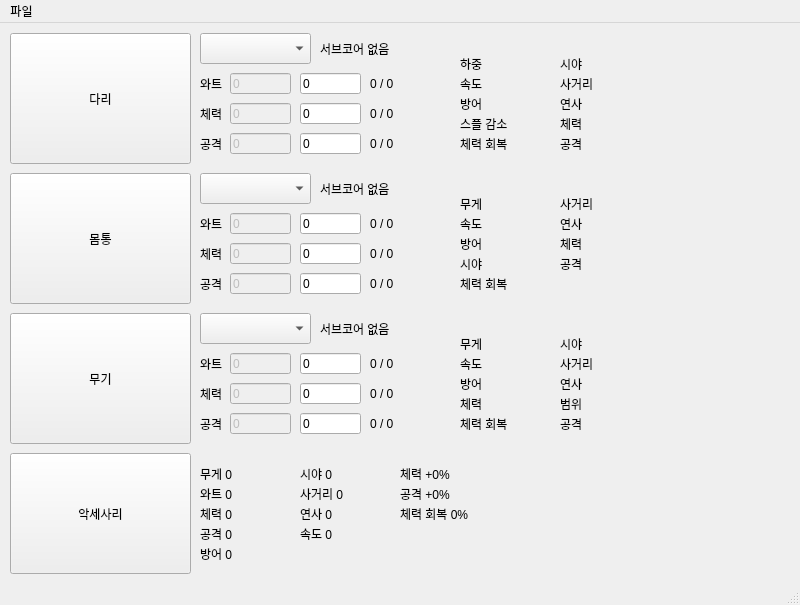
Above: calculator.ui from ThunderVolt45/Nova-Parts-Calculator-Python before the change. Below: the same form after it.
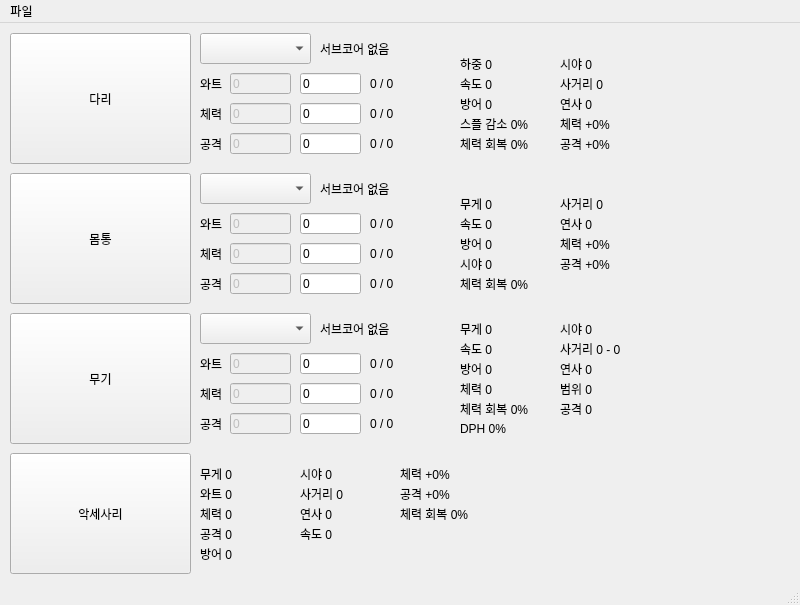
That is the form after the change.

Commit message: modified:   JSON/parts_weapon.json modified:   calculator.py modified:   calculator.ui modified:   partSelector.py

Patch:
```diff
--- a/calculator.ui
+++ b/calculator.ui
@@ -773,12 +773,12 @@
      <rect>
       <x>460</x>
       <y>30</y>
-      <width>31</width>
+      <width>81</width>
       <height>21</height>
      </rect>
     </property>
     <property name="text">
-     <string>하중</string>
+     <string>하중 0</string>
     </property>
     <property name="buddy">
      <cstring>Leg_wattBase</cstring>
@@ -789,12 +789,12 @@
      <rect>
       <x>460</x>
       <y>50</y>
-      <width>31</width>
+      <width>81</width>
       <height>21</height>
      </rect>
     </property>
     <property name="text">
-     <string>속도</string>
+     <string>속도 0</string>
     </property>
     <property name="buddy">
      <cstring>Leg_wattBase</cstring>
@@ -805,12 +805,12 @@
      <rect>
       <x>460</x>
       <y>70</y>
-      <width>31</width>
+      <width>81</width>
       <height>21</height>
      </rect>
     </property>
     <property name="text">
-     <string>방어</string>
+     <string>방어 0</string>
     </property>
     <property name="buddy">
      <cstring>Leg_wattBase</cstring>
@@ -821,12 +821,12 @@
      <rect>
       <x>460</x>
       <y>90</y>
-      <width>61</width>
+      <width>91</width>
       <height>21</height>
      </rect>
     </property>
     <property name="text">
-     <string>스플 감소</string>
+     <string>스플 감소 0%</string>
     </property>
     <property name="buddy">
      <cstring>Leg_wattBase</cstring>
@@ -837,12 +837,12 @@
      <rect>
       <x>460</x>
       <y>110</y>
-      <width>61</width>
+      <width>91</width>
       <height>21</height>
      </rect>
     </property>
     <property name="text">
-     <string>체력 회복</string>
+     <string>체력 회복 0%</string>
     </property>
     <property name="buddy">
      <cstring>Leg_wattBase</cstring>
@@ -853,12 +853,12 @@
      <rect>
       <x>560</x>
       <y>30</y>
-      <width>31</width>
+      <width>81</width>
       <height>21</height>
      </rect>
     </property>
     <property name="text">
-     <string>시야</string>
+     <string>시야 0</string>
     </property>
     <property name="buddy">
      <cstring>Leg_wattBase</cstring>
@@ -869,7 +869,7 @@
      <rect>
       <x>560</x>
       <y>50</y>
-      <width>41</width>
+      <width>81</width>
       <height>21</height>
      </rect>
     </property>
@@ -877,7 +877,7 @@
      <enum>QFrame::Plain</enum>
     </property>
     <property name="text">
-     <string>사거리</string>
+     <string>사거리 0</string>
     </property>
     <property name="buddy">
      <cstring>Leg_wattBase</cstring>
@@ -888,12 +888,12 @@
      <rect>
       <x>560</x>
       <y>70</y>
-      <width>31</width>
+      <width>81</width>
       <height>21</height>
      </rect>
     </property>
     <property name="text">
-     <string>연사</string>
+     <string>연사 0</string>
     </property>
     <property name="buddy">
      <cstring>Leg_wattBase</cstring>
@@ -904,12 +904,12 @@
      <rect>
       <x>560</x>
       <y>90</y>
-      <width>31</width>
+      <width>81</width>
       <height>21</height>
      </rect>
     </property>
     <property name="text">
-     <string>체력</string>
+     <string>체력 +0%</string>
     </property>
     <property name="buddy">
      <cstring>Leg_wattBase</cstring>
@@ -920,12 +920,12 @@
      <rect>
       <x>560</x>
       <y>110</y>
-      <width>31</width>
+      <width>81</width>
       <height>21</height>
      </rect>
     </property>
     <property name="text">
-     <string>공격</string>
+     <string>공격 +0%</string>
     </property>
     <property name="buddy">
      <cstring>Leg_wattBase</cstring>
@@ -936,12 +936,12 @@
      <rect>
       <x>460</x>
       <y>210</y>
-      <width>31</width>
+      <width>81</width>
       <height>21</height>
      </rect>
     </property>
     <property name="text">
-     <string>방어</string>
+     <string>방어 0</string>
     </property>
     <property name="buddy">
      <cstring>Leg_wattBase</cstring>
@@ -952,12 +952,12 @@
      <rect>
       <x>460</x>
       <y>170</y>
-      <width>31</width>
+      <width>81</width>
       <height>21</height>
      </rect>
     </property>
     <property name="text">
-     <string>무게</string>
+     <string>무게 0</string>
     </property>
     <property name="buddy">
      <cstring>Leg_wattBase</cstring>
@@ -968,12 +968,12 @@
      <rect>
       <x>460</x>
       <y>190</y>
-      <width>31</width>
+      <width>81</width>
       <height>21</height>
      </rect>
     </property>
     <property name="text">
-     <string>속도</string>
+     <string>속도 0</string>
     </property>
     <property name="buddy">
      <cstring>Leg_wattBase</cstring>
@@ -984,7 +984,7 @@
      <rect>
       <x>560</x>
       <y>170</y>
-      <width>41</width>
+      <width>81</width>
       <height>21</height>
      </rect>
     </property>
@@ -992,7 +992,7 @@
      <enum>QFrame::Plain</enum>
     </property>
     <property name="text">
-     <string>사거리</string>
+     <string>사거리 0</string>
     </property>
     <property name="buddy">
      <cstring>Leg_wattBase</cstring>
@@ -1003,12 +1003,12 @@
      <rect>
       <x>460</x>
       <y>250</y>
-      <width>61</width>
+      <width>91</width>
       <height>21</height>
      </rect>
     </property>
     <property name="text">
-     <string>체력 회복</string>
+     <string>체력 회복 0%</string>
     </property>
     <property name="buddy">
      <cstring>Leg_wattBase</cstring>
@@ -1019,12 +1019,12 @@
      <rect>
       <x>560</x>
       <y>190</y>
-      <width>31</width>
+      <width>81</width>
       <height>21</height>
      </rect>
     </property>
     <property name="text">
-     <string>연사</string>
+     <string>연사 0</string>
     </property>
     <property name="buddy">
      <cstring>Leg_wattBase</cstring>
@@ -1035,12 +1035,12 @@
      <rect>
       <x>560</x>
       <y>230</y>
-      <width>31</width>
+      <width>81</width>
       <height>21</height>
      </rect>
     </property>
     <property name="text">
-     <string>공격</string>
+     <string>공격 +0%</string>
     </property>
     <property name="buddy">
      <cstring>Leg_wattBase</cstring>
@@ -1051,12 +1051,12 @@
      <rect>
       <x>460</x>
       <y>230</y>
-      <width>31</width>
+      <width>81</width>
       <height>21</height>
      </rect>
     </property>
     <property name="text">
-     <string>시야</string>
+     <string>시야 0</string>
     </property>
     <property name="buddy">
      <cstring>Leg_wattBase</cstring>
@@ -1067,12 +1067,12 @@
      <rect>
       <x>560</x>
       <y>210</y>
-      <width>31</width>
+      <width>81</width>
       <height>21</height>
      </rect>
     </property>
     <property name="text">
-     <string>체력</string>
+     <string>체력 +0%</string>
     </property>
     <property name="buddy">
      <cstring>Leg_wattBase</cstring>
@@ -1082,13 +1082,13 @@
     <property name="geometry">
      <rect>
       <x>460</x>
-      <y>350</y>
-      <width>31</width>
+      <y>335</y>
+      <width>81</width>
       <height>21</height>
      </rect>
     </property>
     <property name="text">
-     <string>방어</string>
+     <string>방어 0</string>
     </property>
     <property name="buddy">
      <cstring>Leg_wattBase</cstring>
@@ -1098,13 +1098,13 @@
     <property name="geometry">
      <rect>
       <x>460</x>
-      <y>310</y>
-      <width>31</width>
+      <y>295</y>
+      <width>81</width>
       <height>21</height>
      </rect>
     </property>
     <property name="text">
-     <string>무게</string>
+     <string>무게 0</string>
     </property>
     <property name="buddy">
      <cstring>Leg_wattBase</cstring>
@@ -1114,13 +1114,13 @@
     <property name="geometry">
      <rect>
       <x>460</x>
-      <y>330</y>
-      <width>31</width>
+      <y>315</y>
+      <width>81</width>
       <height>21</height>
      </rect>
     </property>
     <property name="text">
-     <string>속도</string>
+     <string>속도 0</string>
     </property>
     <property name="buddy">
      <cstring>Leg_wattBase</cstring>
@@ -1130,8 +1130,8 @@
     <property name="geometry">
      <rect>
       <x>560</x>
-      <y>330</y>
-      <width>41</width>
+      <y>315</y>
+      <width>91</width>
       <height>21</height>
      </rect>
     </property>
@@ -1139,7 +1139,7 @@
      <enum>QFrame::Plain</enum>
     </property>
     <property name="text">
-     <string>사거리</string>
+     <string>사거리 0 - 0</string>
     </property>
     <property name="buddy">
      <cstring>Leg_wattBase</cstring>
@@ -1149,13 +1149,13 @@
     <property name="geometry">
      <rect>
       <x>460</x>
-      <y>390</y>
-      <width>61</width>
+      <y>375</y>
+      <width>91</width>
       <height>21</height>
      </rect>
     </property>
     <property name="text">
-     <string>체력 회복</string>
+     <string>체력 회복 0%</string>
     </property>
     <property name="buddy">
      <cstring>Leg_wattBase</cstring>
@@ -1165,13 +1165,13 @@
     <property name="geometry">
      <rect>
       <x>560</x>
-      <y>350</y>
-      <width>31</width>
+      <y>335</y>
+      <width>81</width>
       <height>21</height>
      </rect>
     </property>
     <property name="text">
-     <string>연사</string>
+     <string>연사 0</string>
     </property>
     <property name="buddy">
      <cstring>Leg_wattBase</cstring>
@@ -1181,13 +1181,13 @@
     <property name="geometry">
      <rect>
       <x>560</x>
-      <y>390</y>
-      <width>31</width>
+      <y>375</y>
+      <width>81</width>
       <height>21</height>
      </rect>
     </property>
     <property name="text">
-     <string>공격</string>
+     <string>공격 0</string>
     </property>
     <property name="buddy">
      <cstring>Leg_wattBase</cstring>
@@ -1197,13 +1197,13 @@
     <property name="geometry">
      <rect>
       <x>560</x>
-      <y>370</y>
-      <width>31</width>
+      <y>355</y>
+      <width>81</width>
       <height>21</height>
      </rect>
     </property>
     <property name="text">
-     <string>범위</string>
+     <string>범위 0</string>
     </property>
     <property name="buddy">
      <cstring>Leg_wattBase</cstring>
@@ -1213,13 +1213,13 @@
     <property name="geometry">
      <rect>
       <x>560</x>
-      <y>310</y>
-      <width>31</width>
+      <y>295</y>
+      <width>81</width>
       <height>21</height>
      </rect>
     </property>
     <property name="text">
-     <string>시야</string>
+     <string>시야 0</string>
     </property>
     <property name="buddy">
      <cstring>Leg_wattBase</cstring>
@@ -1229,13 +1229,13 @@
     <property name="geometry">
      <rect>
       <x>460</x>
-      <y>370</y>
-      <width>31</width>
+      <y>355</y>
+      <width>81</width>
       <height>21</height>
      </rect>
     </property>
     <property name="text">
-     <string>체력</string>
+     <string>체력 0</string>
     </property>
     <property name="buddy">
      <cstring>Leg_wattBase</cstring>
@@ -1436,6 +1436,22 @@
      <cstring>Leg_wattBase</cstring>
     </property>
    </widget>
+   <widget class="QLabel" name="damageMagnification_4">
+    <property name="geometry">
+     <rect>
+      <x>460</x>
+      <y>395</y>
+      <width>81</width>
+      <height>21</height>
+     </rect>
+    </property>
+    <property name="text">
+     <string>DPH 0%</string>
+    </property>
+    <property name="buddy">
+     <cstring>Leg_wattBase</cstring>
+    </property>
+   </widget>
   </widget>
   <widget class="QMenuBar" name="menubar">
    <property name="geometry">
```
Left out of the diff: 20 changed lines with no effect on the pictures. The commit also changes 3 other files.
